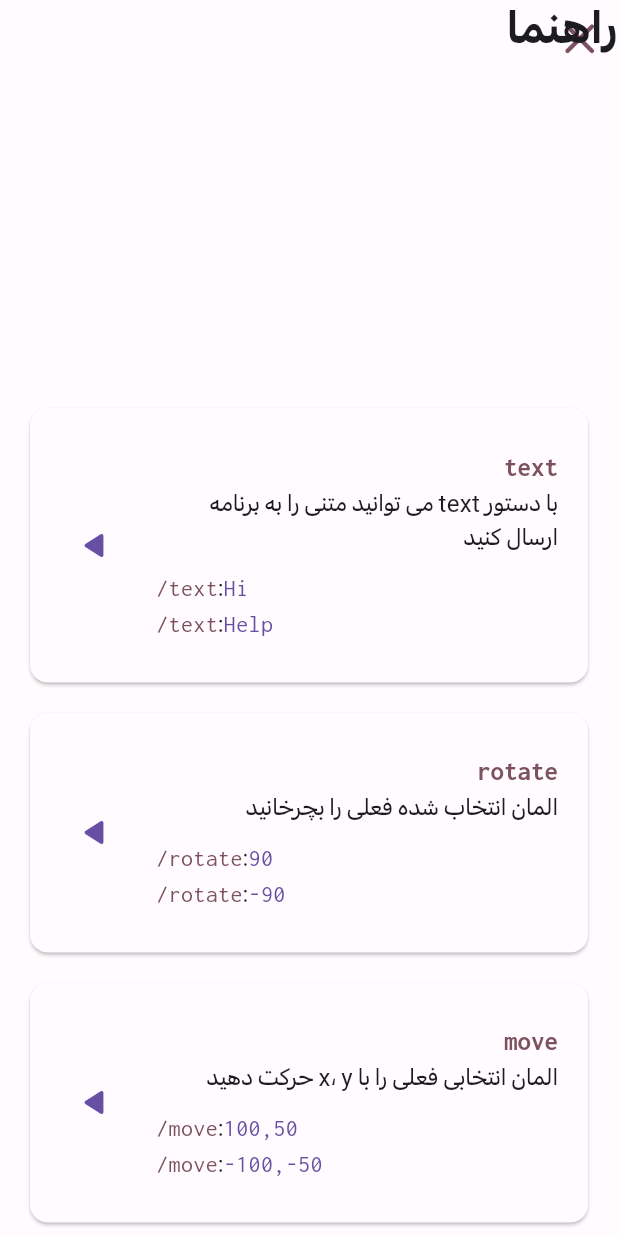
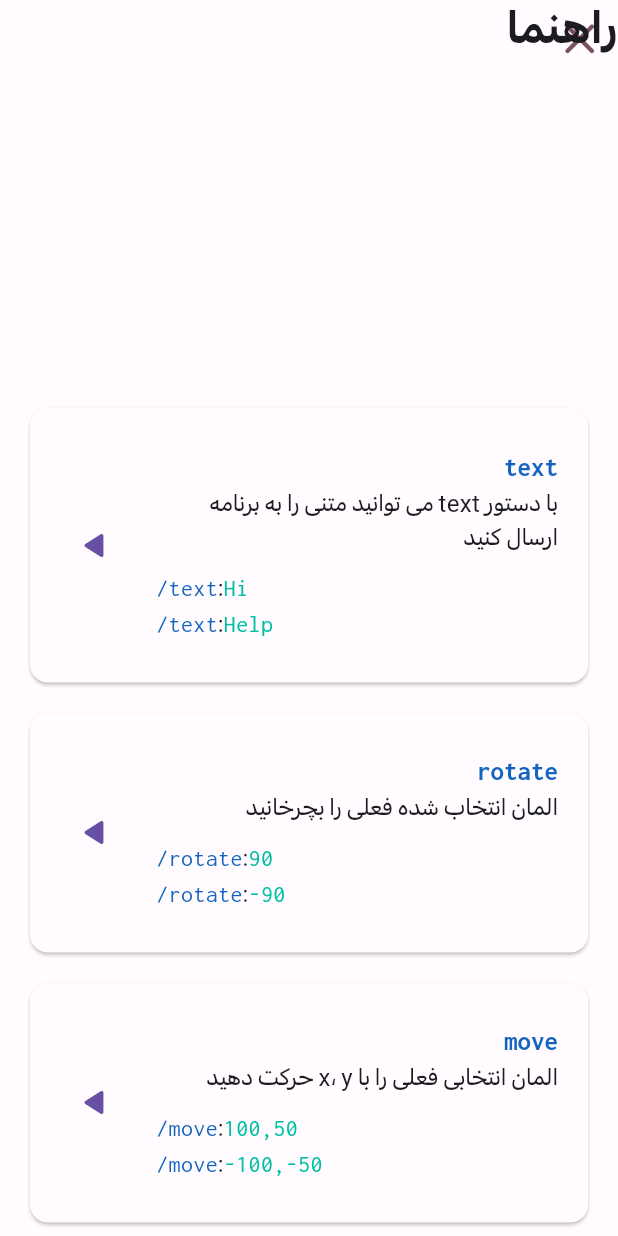
Before and after one commit to ImanGhasemiArani/brain_code, a Flutter app: the HelpPage screen opened directly, on a phone screen of 412 x 824 dp. Run offline on Flutter 3.47's test engine with Material 2 defaults, Android fonts, the phone set to English and light mode, and no system bars; our stand-ins replace flutter_staggered_animations, shared_preferences, vibration; missing offline and left inert: align_positioned, rich_text_controller; accounts and stored records are empty.

Commit message:
little modifying

```diff
--- a/lib/pages/command_palette.dart
+++ b/lib/pages/command_palette.dart
@@ -104,10 +104,10 @@ class Keyboard extends StatelessWidget {
         borderRadius: BorderRadius.circular(5),
       ),
       animationDuration: Duration.zero,
-      //   splashFactory: NoSplash.splashFactory,
     );
     final tStyle = Theme.of(context).textTheme.bodyMedium?.copyWith(
           fontFamily: 'Inconsolata',
+          fontWeight: FontWeight.w500,
         );
     final rows = <Widget>[];
     for (final row in buttons) {
--- a/lib/pages/help_page.dart
+++ b/lib/pages/help_page.dart
@@ -37,7 +37,7 @@ class HelpPage extends StatelessWidget {
                       title: Text(
                         command.name,
                         style: Theme.of(context).textTheme.titleLarge?.copyWith(
-                              color: Theme.of(context).colorScheme.tertiary,
+                              color: Colors.blue.shade800,
                               fontFamily: 'Inconsolata',
                             ),
                       ),
--- a/lib/widgets/command_text.dart
+++ b/lib/widgets/command_text.dart
@@ -17,7 +17,7 @@ class TextCommand extends StatelessWidget {
           TextSpan(
             text: tp1,
             style: Theme.of(context).textTheme.bodyMedium?.copyWith(
-                  color: Theme.of(context).colorScheme.tertiary,
+                  color: Colors.blue.shade800,
                   fontFamily: 'Inconsolata',
                 ),
           ),
@@ -29,7 +29,7 @@ class TextCommand extends StatelessWidget {
             TextSpan(
               text: tp2,
               style: Theme.of(context).textTheme.bodyMedium?.copyWith(
-                    color: Theme.of(context).colorScheme.primary,
+                    color: Colors.tealAccent.shade700,
                     fontFamily: 'Inconsolata',
                   ),
             ),
```
